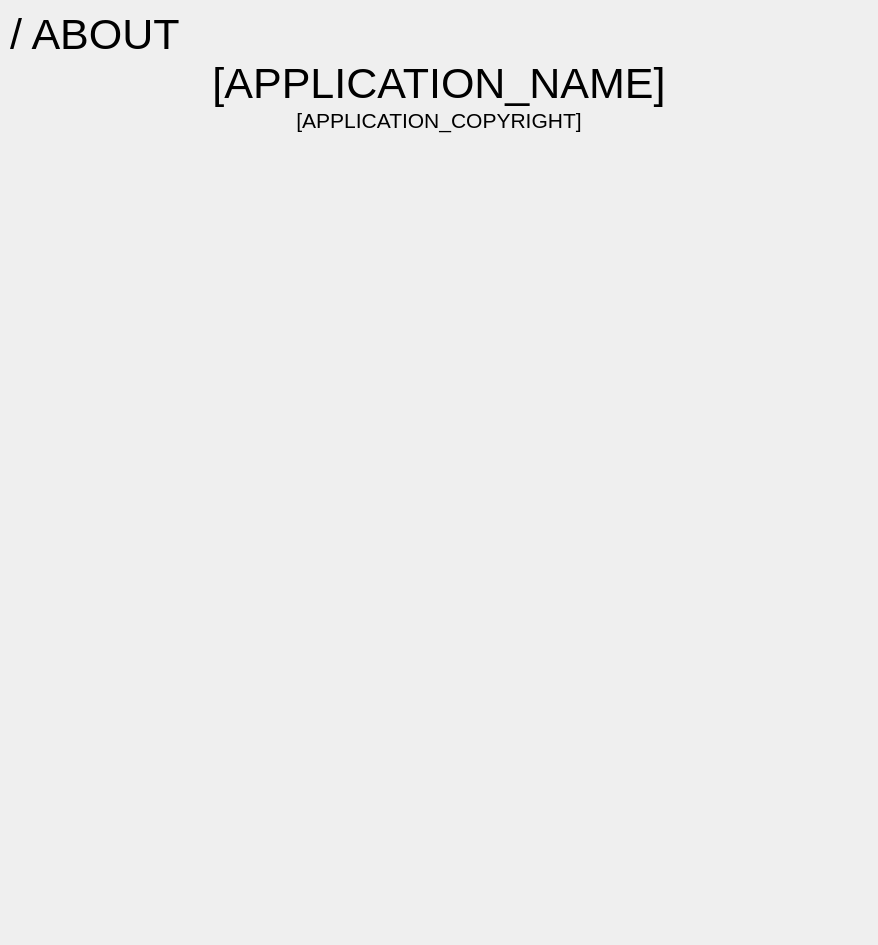
Old version of the form trunk/QTimeTrial/resources/ui/widgetabout.ui in the repository flomar/rFactor2TimeTrial.
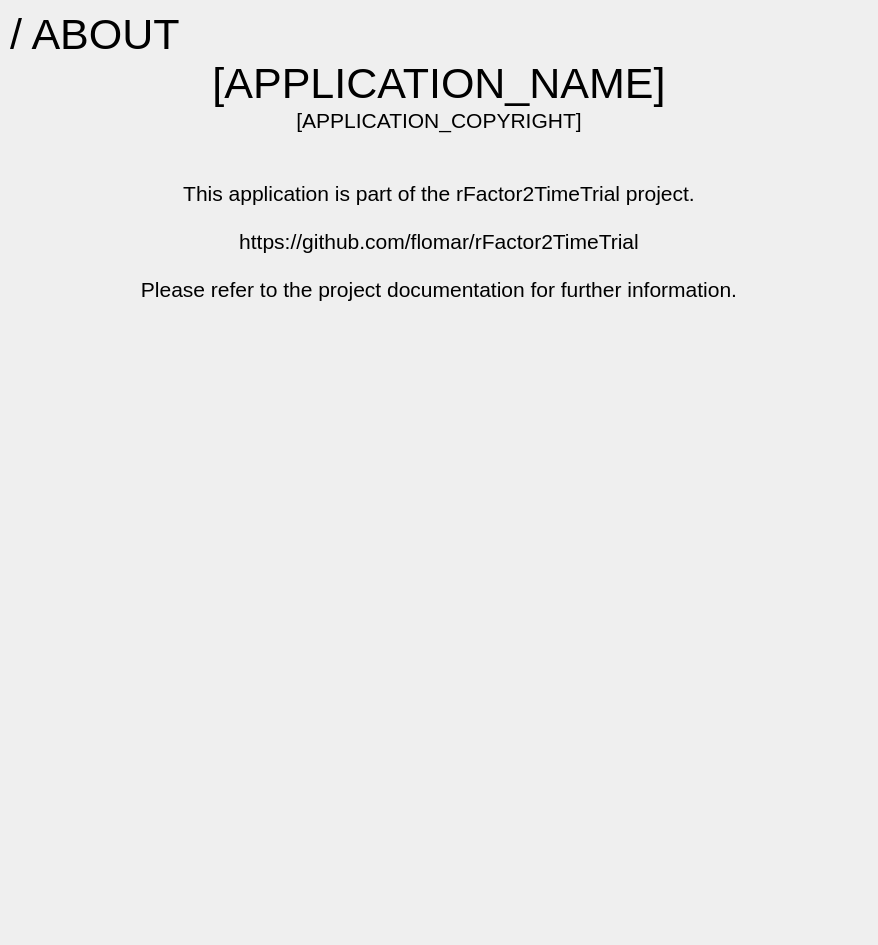
New version of the form.

Commit message: extended about widget

```diff
--- a/trunk/QTimeTrial/resources/ui/widgetabout.ui
+++ b/trunk/QTimeTrial/resources/ui/widgetabout.ui
@@ -115,7 +115,31 @@
         </widget>
        </item>
        <item>
-        <spacer name="verticalSpacer">
+        <widget class="QLabel" name="labelProjectInformation">
+         <property name="font">
+          <font>
+           <pointsize>16</pointsize>
+          </font>
+         </property>
+         <property name="text">
+          <string>
+
+This application is part of the rFactor2TimeTrial project.
+
+https://github.com/flomar/rFactor2TimeTrial
+
+Please refer to the project documentation for further information.</string>
+         </property>
+         <property name="alignment">
+          <set>Qt::AlignCenter</set>
+         </property>
+         <property name="wordWrap">
+          <bool>true</bool>
+         </property>
+        </widget>
+       </item>
+       <item>
+        <spacer name="verticalSpacer_3">
          <property name="orientation">
           <enum>Qt::Vertical</enum>
          </property>
```
The commit also changes 1 other file.
